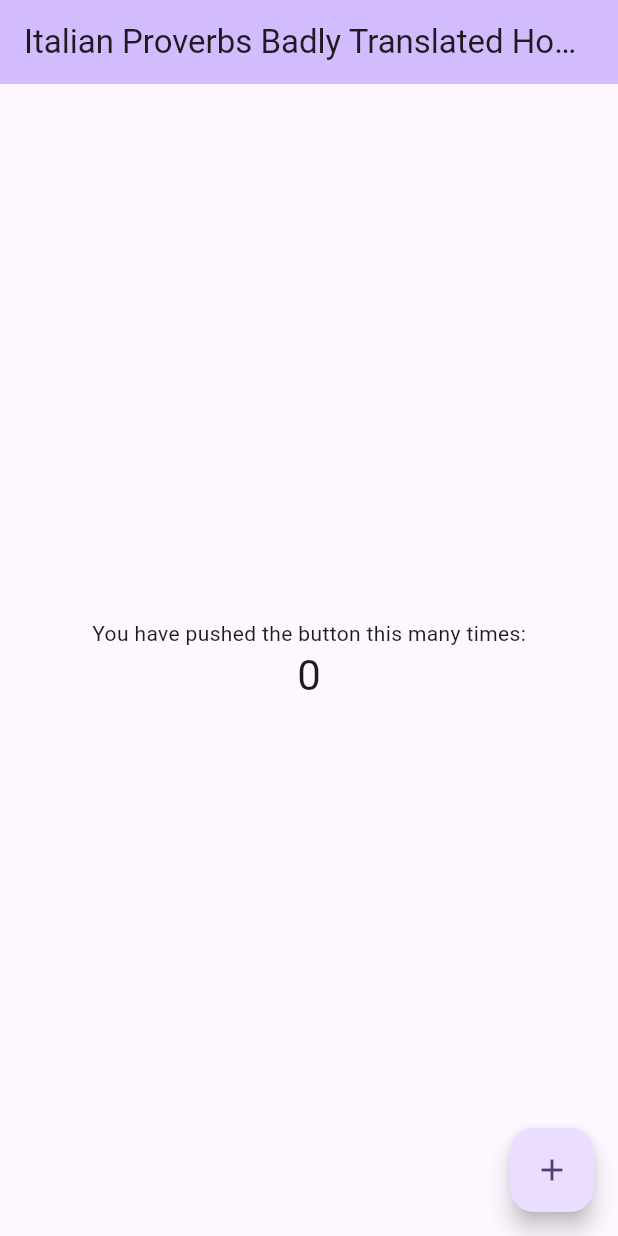
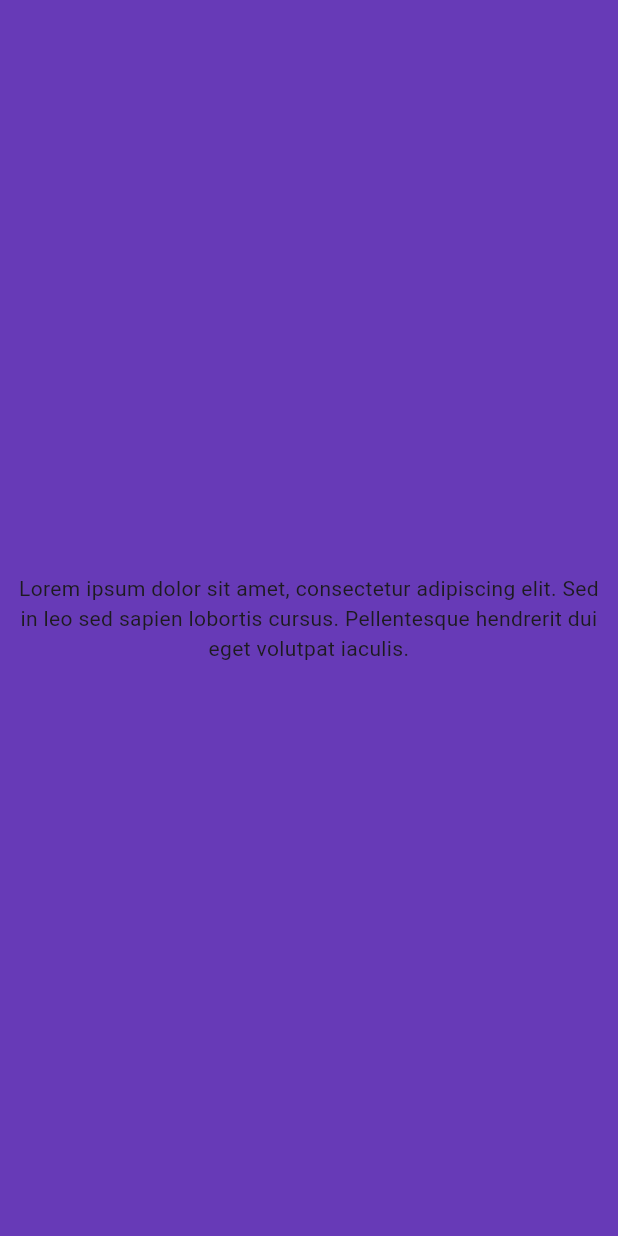
Before and after one commit to intoinside/ItalianProverbsBadlyTranslated, a Flutter app: the screen it shows after launch, on a phone screen of 412 x 824 dp. Run offline on Flutter 3.47's test engine with Material 3 defaults, Android fonts, the phone set to English and light mode, and no system bars.

Commit message:
Full screen widget with lorm ipsum

```diff
--- a/lib/main.dart
+++ b/lib/main.dart
@@ -31,30 +31,41 @@ class MyApp extends StatelessWidget {
         colorScheme: ColorScheme.fromSeed(seedColor: Colors.deepPurple),
         useMaterial3: true,
       ),
-      home: const MyHomePage(
-          title: 'Italian Proverbs Badly Translated Home Page'),
+      home: const MyHomePage(title: 'Italian Proverbs Badly Translated'),
     );
   }
 }
 
-class MyHomePage extends StatefulWidget {
+class MyHomePage extends StatelessWidget {
   const MyHomePage({super.key, required this.title});
-
-  // This widget is the home page of your application. It is stateful, meaning
-  // that it has a State object (defined below) that contains fields that affect
-  // how it looks.
-
-  // This class is the configuration for the state. It holds the values (in this
-  // case the title) provided by the parent (in this case the App widget) and
-  // used by the build method of the State. Fields in a Widget subclass are
-  // always marked "final".
 
   final String title;
 
   @override
-  State<MyHomePage> createState() => _MyHomePageState();
+  Widget build(BuildContext context) {
+    return Scaffold(
+      backgroundColor: Colors.deepPurple,
+      body: Container(
+        margin: EdgeInsets.all(10),
+        // color: Colors.deepPurple,
+        child: Center(
+          child: const Row(
+            children: [
+              Expanded(
+                child: Text(
+                  'Lorem ipsum dolor sit amet, consectetur adipiscing elit. Sed in leo sed sapien lobortis cursus. Pellentesque hendrerit dui eget volutpat iaculis.',
+                  textAlign: TextAlign.center,
+                ),
+              ),
+            ],
+          ),
+        ),
+      ),
+    );
+  }
 }
 
+/*
 class _MyHomePageState extends State<MyHomePage> {
   int _counter = 0;
 
@@ -124,3 +135,4 @@ class _MyHomePageState extends State<MyHomePage> {
     );
   }
 }
+*/
```
